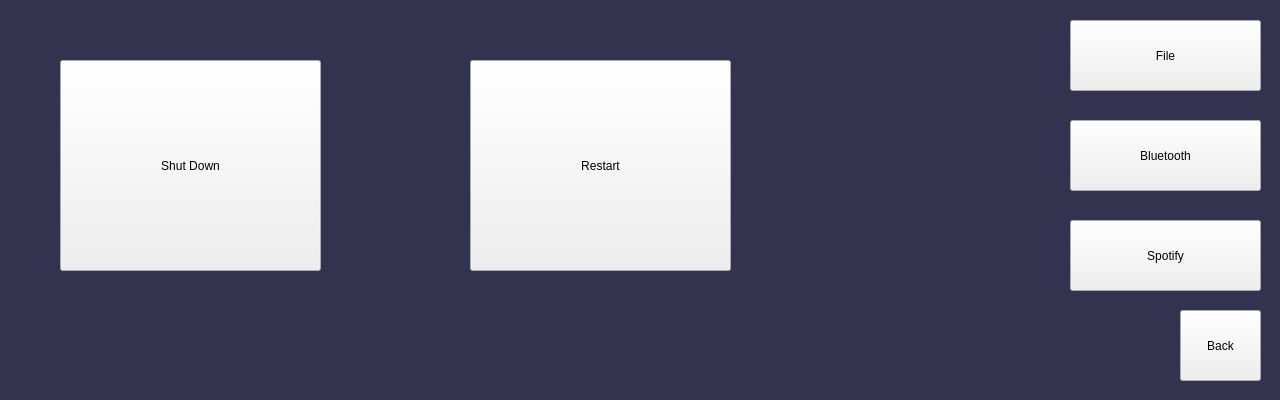
Rodmg/linamp, file mainmenuview.ui: the form before one commit.
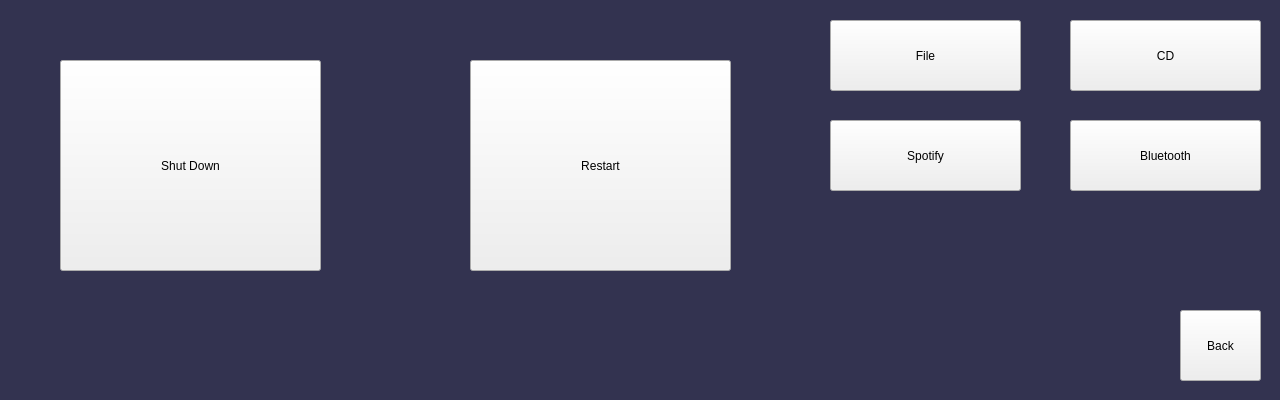
The form after the commit.

Patch:
```diff
--- a/mainmenuview.ui
+++ b/mainmenuview.ui
@@ -30,7 +30,7 @@
   <widget class="QPushButton" name="fileSourceButton">
    <property name="geometry">
     <rect>
-     <x>1070</x>
+     <x>830</x>
      <y>20</y>
      <width>191</width>
      <height>71</height>
@@ -56,8 +56,8 @@
   <widget class="QPushButton" name="spotifySourceButton">
    <property name="geometry">
     <rect>
-     <x>1070</x>
-     <y>220</y>
+     <x>830</x>
+     <y>120</y>
      <width>191</width>
      <height>71</height>
     </rect>
@@ -105,6 +105,19 @@
     <string>Restart</string>
    </property>
   </widget>
+  <widget class="QPushButton" name="cdSourceButton">
+   <property name="geometry">
+    <rect>
+     <x>1070</x>
+     <y>20</y>
+     <width>191</width>
+     <height>71</height>
+    </rect>
+   </property>
+   <property name="text">
+    <string>CD</string>
+   </property>
+  </widget>
  </widget>
  <resources/>
  <connections/>
```
